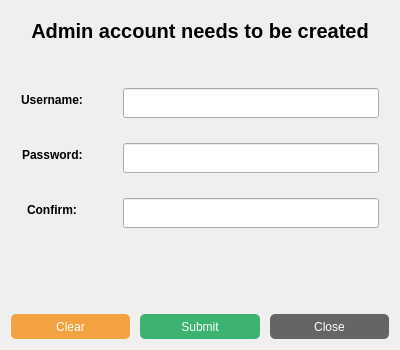
Qt form GeneratedUI/uifiles/pwdnew.ui (ayushr01/Library-Management-System) before a commit.
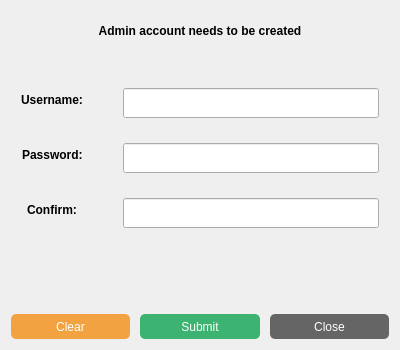
The same form after that commit.

The edit to the form file:
```diff
--- a/GeneratedUI/uifiles/pwdnew.ui
+++ b/GeneratedUI/uifiles/pwdnew.ui
@@ -33,7 +33,6 @@
     <widget class="QLabel" name="info">
      <property name="font">
       <font>
-       <pointsize>15</pointsize>
        <bold>true</bold>
       </font>
      </property>
```
